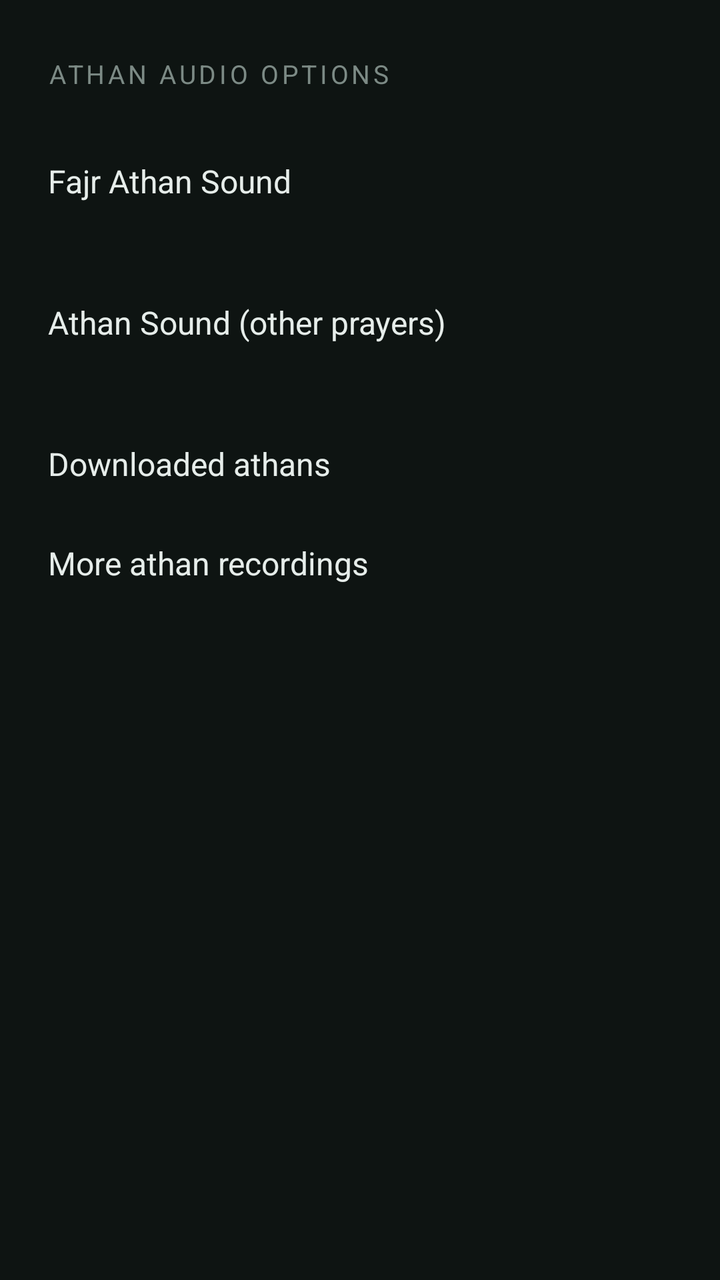
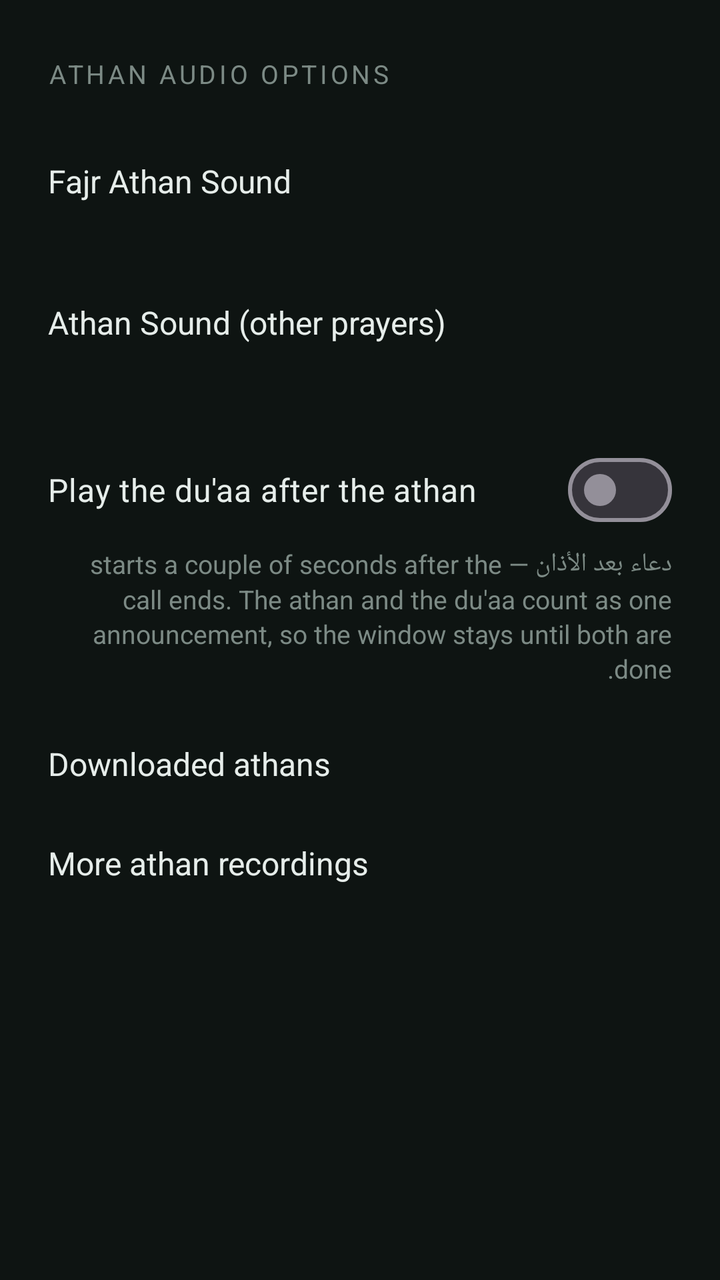

Screens rendered from an Android XML layout before and after an edit, with the pre-edit source and the edit as a unified diff.
<!-- AndroidManifest.xml: application theme Theme.Athan -->
<!-- res/layout/activity_athan_audio_options.xml -->
<?xml version="1.0" encoding="utf-8"?>
<ScrollView xmlns:android="http://schemas.android.com/apk/res/android"
    android:id="@+id/root"
    android:layout_width="match_parent"
    android:layout_height="match_parent"
    android:background="@color/bg"
    android:fillViewport="true">

    <LinearLayout
        android:layout_width="match_parent"
        android:layout_height="wrap_content"
        android:orientation="vertical"
        android:paddingStart="24dp"
        android:paddingTop="28dp"
        android:paddingEnd="24dp"
        android:paddingBottom="32dp">

        <TextView
            android:layout_width="wrap_content"
            android:layout_height="wrap_content"
            android:letterSpacing="0.12"
            android:text="@string/athan_audio_options"
            android:textAllCaps="true"
            android:textColor="@color/text_dim"
            android:textSize="13sp" />

        <LinearLayout
            android:id="@+id/fajrSoundRow"
            android:layout_width="match_parent"
            android:layout_height="wrap_content"
            android:layout_marginTop="20dp"
            android:background="?attr/selectableItemBackground"
            android:orientation="vertical"
            android:paddingTop="14dp"
            android:paddingBottom="14dp">

            <TextView
                android:layout_width="match_parent"
                android:layout_height="wrap_content"
                android:text="@string/fajr_athan_sound"
                android:textColor="@color/text"
                android:textSize="16sp" />

            <TextView
                android:id="@+id/fajrSoundName"
                android:layout_width="match_parent"
                android:layout_height="wrap_content"
                android:layout_marginTop="2dp"
                android:textColor="@color/accent"
                android:textSize="14sp" />
        </LinearLayout>

        <LinearLayout
            android:id="@+id/otherSoundRow"
            android:layout_width="match_parent"
            android:layout_height="wrap_content"
            android:background="?attr/selectableItemBackground"
            android:orientation="vertical"
            android:paddingTop="14dp"
            android:paddingBottom="14dp">

            <TextView
                android:layout_width="match_parent"
                android:layout_height="wrap_content"
                android:text="@string/athan_sound_other"
                android:textColor="@color/text"
                android:textSize="16sp" />

            <TextView
                android:id="@+id/otherSoundName"
                android:layout_width="match_parent"
                android:layout_height="wrap_content"
                android:layout_marginTop="2dp"
                android:textColor="@color/accent"
                android:textSize="14sp" />
        </LinearLayout>

        <LinearLayout
            android:id="@+id/downloadedRow"
            android:layout_width="match_parent"
            android:layout_height="wrap_content"
            android:background="?attr/selectableItemBackground"
            android:orientation="vertical"
            android:paddingTop="14dp"
            android:paddingBottom="14dp">

            <TextView
                android:layout_width="match_parent"
                android:layout_height="wrap_content"
                android:text="@string/downloaded_athans"
                android:textColor="@color/text"
                android:textSize="16sp" />
        </LinearLayout>

        <LinearLayout
            android:id="@+id/moreAthansRow"
            android:layout_width="match_parent"
            android:layout_height="wrap_content"
            android:background="?attr/selectableItemBackground"
            android:orientation="vertical"
            android:paddingTop="14dp"
            android:paddingBottom="14dp">

            <TextView
                android:layout_width="match_parent"
                android:layout_height="wrap_content"
                android:text="@string/more_athans_row"
                android:textColor="@color/text"
                android:textSize="16sp" />
        </LinearLayout>

    </LinearLayout>
</ScrollView>
<!-- resources referenced by this layout -->
<resources>
  <color name="accent">#4FC79A</color>
  <color name="bg">#0E1412</color>
  <color name="text">#E6EDEA</color>
  <color name="text_dim">#7C8A85</color>
  <string name="athan_audio_options">Athan audio options</string>
  <string name="athan_sound_other">Athan Sound (other prayers)</string>
  <string name="downloaded_athans">Downloaded athans</string>
  <string name="fajr_athan_sound">Fajr Athan Sound</string>
  <string name="more_athans_row">More athan recordings</string>
  <style name="Theme.Athan" parent="Theme.Material3.Dark.NoActionBar">
          <item name="android:statusBarColor">@android:color/transparent</item>
          <item name="android:navigationBarColor">@android:color/transparent</item>
          <item name="android:windowBackground">@color/bg</item>
          <item name="colorPrimary">@color/accent</item>
          <item name="colorOnPrimary">#08110D</item>
          <item name="colorSecondaryContainer">#1E3A2F</item>
          <item name="colorOnSecondaryContainer">@color/accent</item>
      </style>
</resources>

<!-- the commit's change to res/layout/activity_athan_audio_options.xml (unified diff, before → after) -->
@@ -75,6 +75,32 @@
                 android:textSize="14sp" />
         </LinearLayout>
 
+        
+        <LinearLayout
+            android:layout_width="match_parent"
+            android:layout_height="wrap_content"
+            android:orientation="vertical"
+            android:paddingTop="14dp"
+            android:paddingBottom="14dp">
+
+            <com.google.android.material.materialswitch.MaterialSwitch
+                android:id="@+id/duaSwitch"
+                android:layout_width="match_parent"
+                android:layout_height="wrap_content"
+                android:text="@string/after_athan_dua"
+                android:textColor="@color/text"
+                android:textSize="16sp" />
+
+            <TextView
+                android:layout_width="match_parent"
+                android:layout_height="wrap_content"
+                android:layout_marginTop="4dp"
+                android:lineSpacingExtra="2dp"
+                android:text="@string/after_athan_dua_explainer"
+                android:textColor="@color/text_dim"
+                android:textSize="13sp" />
+        </LinearLayout>
+
         <LinearLayout
             android:id="@+id/downloadedRow"
             android:layout_width="match_parent"
<!-- resource entries referenced after the edit -->
@@ -4,6 +4,8 @@
   <color name="bg">#0E1412</color>
   <color name="text">#E6EDEA</color>
   <color name="text_dim">#7C8A85</color>
+  <string name="after_athan_dua">Play the du\'aa after the athan</string>
+  <string name="after_athan_dua_explainer">دعاء بعد الأذان — starts a couple of seconds after the call ends. The athan and the du\'aa count as one announcement, so the window stays until both are done.</string>
   <string name="athan_audio_options">Athan audio options</string>
   <string name="athan_sound_other">Athan Sound (other prayers)</string>
   <string name="downloaded_athans">Downloaded athans</string>
